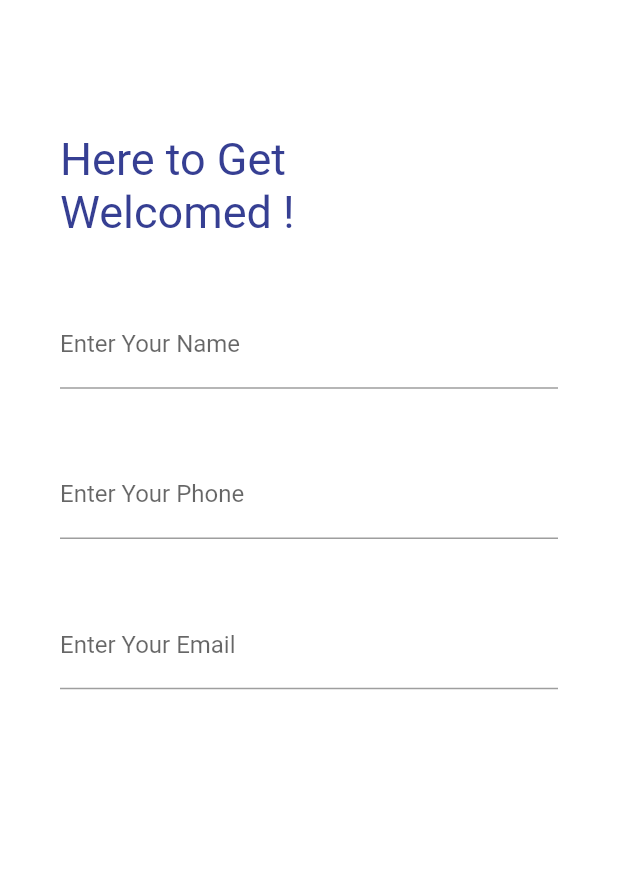
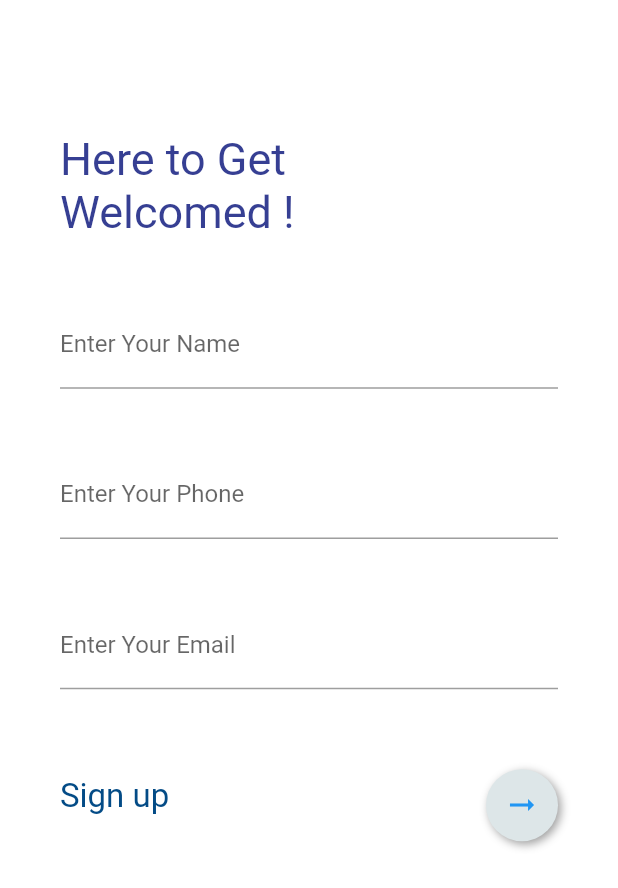
Before and after one commit to OxSama/FormLabWithFlutter, a Flutter app: the screen it shows after launch, on a phone screen of 412 x 824 dp. Shown: the top 888 px of the screen. Run offline on Flutter 3.47's test engine with Material 2 defaults, Android fonts, the phone set to English and light mode, and no system bars; drawn by our look-alikes of flutter_neumorphic.

```diff
--- a/lib/main.dart
+++ b/lib/main.dart
@@ -39,6 +39,7 @@ class _HomeState extends State<Home> {
           padding: const EdgeInsets.only(left: 40, right: 40),
           child: Form(
             key: formKey, //key for form
+            child: Expanded(
               child: Column(
                 crossAxisAlignment: CrossAxisAlignment.start,
                 children: [
@@ -101,7 +102,42 @@ class _HomeState extends State<Home> {
                       }
                     },
                   ),
+                  SizedBox(
+                    height: height * 0.05,
+                  ),
+                  Row(
+                    mainAxisAlignment: MainAxisAlignment.spaceBetween,
+                    children: <Widget>[
+                      const Text(
+                        "Sign up",
+                        style: TextStyle(
+                            fontSize: 22,
+                            color: Color.fromARGB(255, 3, 75, 134)),
+                      ),
+                      NeumorphicButton(
+                        margin: const EdgeInsets.only(top: 12),
+                        onPressed: () {
+                          if (formKey.currentState!.validate()) {
+                            const snackBar = SnackBar(
+                              content: Text('Submit Form'),
+                            );
+                            _scaffoldKey.currentState!.showSnackBar(snackBar);
+                          }
+                        },
+                        style: const NeumorphicStyle(
+                          shape: NeumorphicShape.flat,
+                          boxShape: NeumorphicBoxShape.circle(),
+                        ),
+                        padding: const EdgeInsets.all(12.0),
+                        child: const Icon(
+                          Icons.arrow_right_alt,
+                          color: Colors.blue,
+                        ),
+                      ),
                     ],
+                  )
+                ],
+              ),
             ),
           ),
         ));
```
Lines whose indentation alone changed are shown as unchanged.
